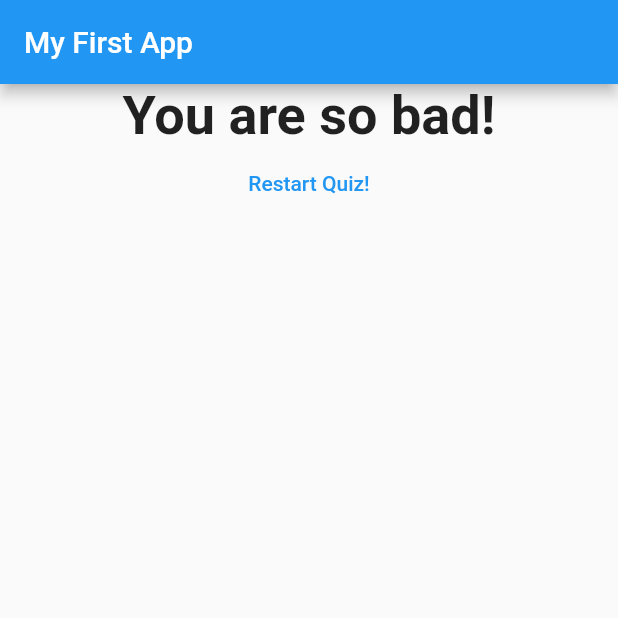
After one commit to prabhaskumra/flutter-2020, a Flutter app: the screen it shows after launch, after a tap on "Black", after a tap on "Snake", after a tap on "Bow", on a phone screen of 412 x 824 dp, the top half of it. The commit adds this screen. Run offline on Flutter 3.47's test engine with Material 2 defaults, Android fonts, the phone set to English and light mode, and no system bars.

Commit message:
Completed Quiz App
yay!

```diff
--- a/flutter_complete_guide/lib/main.dart
+++ b/flutter_complete_guide/lib/main.dart
@@ -1,6 +1,8 @@
 import 'package:flutter/material.dart';
-import './question.dart';
+import 'package:flutter_complete_guide/result.dart';
+import './quiz.dart';
 import './answer.dart';
+import './result.dart';
 
 // void main() {
 //   runApp(MyApp());
@@ -16,47 +18,71 @@ class MyApp extends StatefulWidget {
 }
 
 class _MyAppState extends State<MyApp> {
+  final _questions = const [
+    {
+      'questionText': 'What is your favourite color?',
+      'answers': [
+        {'text': 'Black', 'score': 10},
+        {'text': 'Red', 'score': 5},
+        {'text': 'Green', 'score': 3},
+        {'text': 'White', 'score': 1},
+      ]
+    },
+    {
+      'questionText': 'What is your favourite animal',
+      'answers': [
+        {'text': 'Rabbit', 'score': 3},
+        {'text': 'Snake', 'score': 11},
+        {'text': 'Elephant', 'score': 5},
+        {'text': 'Lion', 'score': 9},
+      ]
+    },
+    {
+      'questionText': 'Who is your favorite instructor',
+      'answers': [
+        {'text': 'Max', 'score': 1},
+        {'text': 'Min', 'score': 1},
+        {'text': 'Bow', 'score': 1},
+        {'text': 'Low', 'score': 1},
+      ]
+    },
+  ];
+
   var _questionIndex = 0;
+  var _totalScore = 0;
 
-  void _answerQuestion() {
+  void _resetQuiz() {
+    setState(() {
+      _questionIndex = 0;
+      _totalScore = 0;
+    });
+  }
+
+  void _answerQuestion(int score) {
+    _totalScore += score;
+
     setState(() {
       _questionIndex++;
     });
     print(_questionIndex);
+
+    if (_questionIndex < _questions.length) {}
   }
 
   @override
   Widget build(BuildContext context) {
-    var questions = [
-      {
-        'questionText': 'What is your favourite color?',
-        'answers': ['Black', 'Red', 'Green', 'White']
-      },
-      {
-        'questionText': 'What is your favourite animal',
-        'answers': ['Rabbit', 'Snake', 'Elephant', 'Lion']
-      },
-      {
-        'questionText': 'Who is your favorite instructor',
-        'answers': ['Max', 'Min', 'Low', 'Bow']
-      },
-    ];
     return MaterialApp(
       home: Scaffold(
         appBar: AppBar(
           title: Text('My First App'),
         ),
-        body: Column(
-          children: [
-            Question(
-              questions[_questionIndex]['questionText'],
-            ),
-            ...(questions[_questionIndex]['answers'] as List<String>)
-                .map((answer) {
-              return Answer(_answerQuestion, answer);
-            }).toList()
-          ],
-        ),
+        body: _questionIndex < _questions.length
+            ? Quiz(
+                answerQuestion: _answerQuestion,
+                questionIndex: _questionIndex,
+                questions: _questions,
+              )
+            : Result(_totalScore, _resetQuiz),
       ),
     );
   }
--- /dev/null
+++ b/flutter_complete_guide/lib/quiz.dart
@@ -0,0 +1,29 @@
+import 'package:flutter/material.dart';
+import './answer.dart';
+import './question.dart';
+
+class Quiz extends StatelessWidget {
+  final List<Map<String, Object>> questions;
+  final int questionIndex;
+  final Function answerQuestion;
+
+  Quiz({
+    @required this.questions,
+    @required this.answerQuestion,
+    @required this.questionIndex,
+  });
+
+  @override
+  Widget build(BuildContext context) {
+    return Column(
+      children: [
+        Question(
+          questions[questionIndex]['questionText'],
+        ),
+        ...(questions[questionIndex]['answers'] as List<Map<String, Object>>).map((answer) {
+          return Answer(() => answerQuestion(answer['score']), answer['text']);
+        }).toList()
+      ],
+    );
+  }
+}
--- /dev/null
+++ b/flutter_complete_guide/lib/result.dart
@@ -0,0 +1,42 @@
+import 'package:flutter/material.dart';
+
+class Result extends StatelessWidget {
+  final int resultScore;
+  final Function resetHandler;
+
+  Result(this.resultScore, this.resetHandler);
+
+  String get resultPhrase {
+    String resultText;
+    if (resultScore <= 8) {
+      resultText = 'You are awesome and innocent!';
+    } else if (resultScore <= 12) {
+      resultText = 'Pretty Likeable!';
+    } else if (resultScore <= 16) {
+      resultText = 'You are ... strange?';
+    } else {
+      resultText = 'You are so bad!';
+    }
+    return resultText;
+  }
+
+  @override
+  Widget build(BuildContext context) {
+    return Center(
+      child: Column(
+        children: <Widget>[
+          Text(
+            resultPhrase,
+            style: TextStyle(fontSize: 36, fontWeight: FontWeight.bold),
+            textAlign: TextAlign.center,
+          ),
+          FlatButton(
+            onPressed: resetHandler,
+            child: Text('Restart Quiz!'),
+            textColor: Colors.blue,
+          )
+        ],
+      ),
+    );
+  }
+}
```
